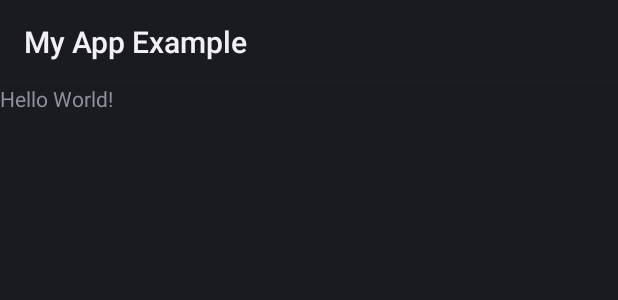
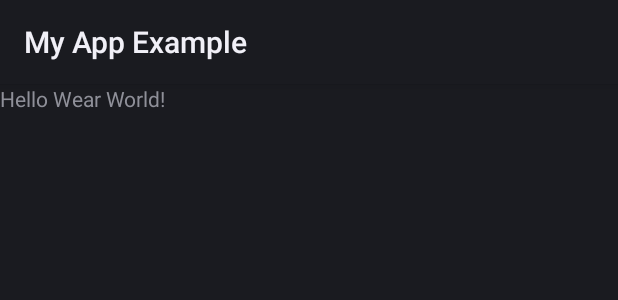
Before and after one commit to marianosalvetti/myAppExample, an Android app: the layout activity_display.xml on its own in the app's theme, with its tools: preview values and no code run, on a phone screen of 412 x 824 dp. Shown: the top 300 px of the screen. Run offline under Robolectric (Android 15) with nearby library versions, the phone set to English and light mode, and no system bars.

```diff
--- a/wear/src/main/res/values/strings.xml
+++ b/wear/src/main/res/values/strings.xml
@@ -1,7 +1,7 @@
 <resources>
     <string name="app_name">My App Example</string>
 
-    <string name="hello">Hello World!</string>
+    <string name="hello">Hello Wear World!</string>
     <string name="title">Hello Notification!</string>
     <string name="notification_posted">Notification posted</string>
 </resources>
```
Also changed, not shown: wear/src/main/res/drawable-hdpi/ic_launcher.png (added), wear/src/main/res/drawable-mdpi/ic_launcher.png (added), wear/src/main/res/drawable-xhdpi/ic_launcher.png (added), wear/src/main/res/drawable-xxhdpi/ic_launcher.png (added).
